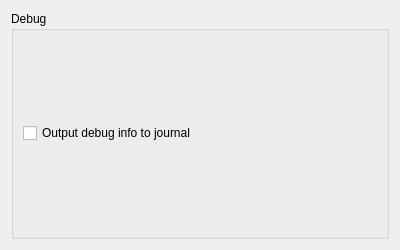
Before: the Qt Designer form force-csd-decorations/contents/ui/config.ui in rodrigopedra/force-csd-decorations, drawn with Qt 5.
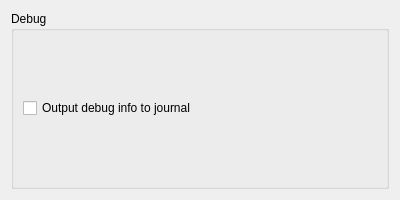
After: the same form once the commit is applied.

Commit message: improve config form

Patch:
```diff
--- a/force-csd-decorations/contents/ui/config.ui
+++ b/force-csd-decorations/contents/ui/config.ui
@@ -7,19 +7,19 @@
         <x>0</x>
         <y>0</y>
         <width>400</width>
-        <height>250</height>
+        <height>200</height>
       </rect>
     </property>
     <property name="minimumSize">
       <size>
         <width>400</width>
-        <height>250</height>
+        <height>200</height>
       </size>
     </property>
     <property name="windowTitle">
       <string>Force Decorations on CSD Windows</string>
     </property>
-    <layout class="QVBoxLayout" name="verticalLayout_2">
+    <layout class="QVBoxLayout" name="verticalLayout">
       <item>
         <widget class="QGroupBox" name="groupOptions">
           <property name="title">
```
The commit also changes 1 other file.
